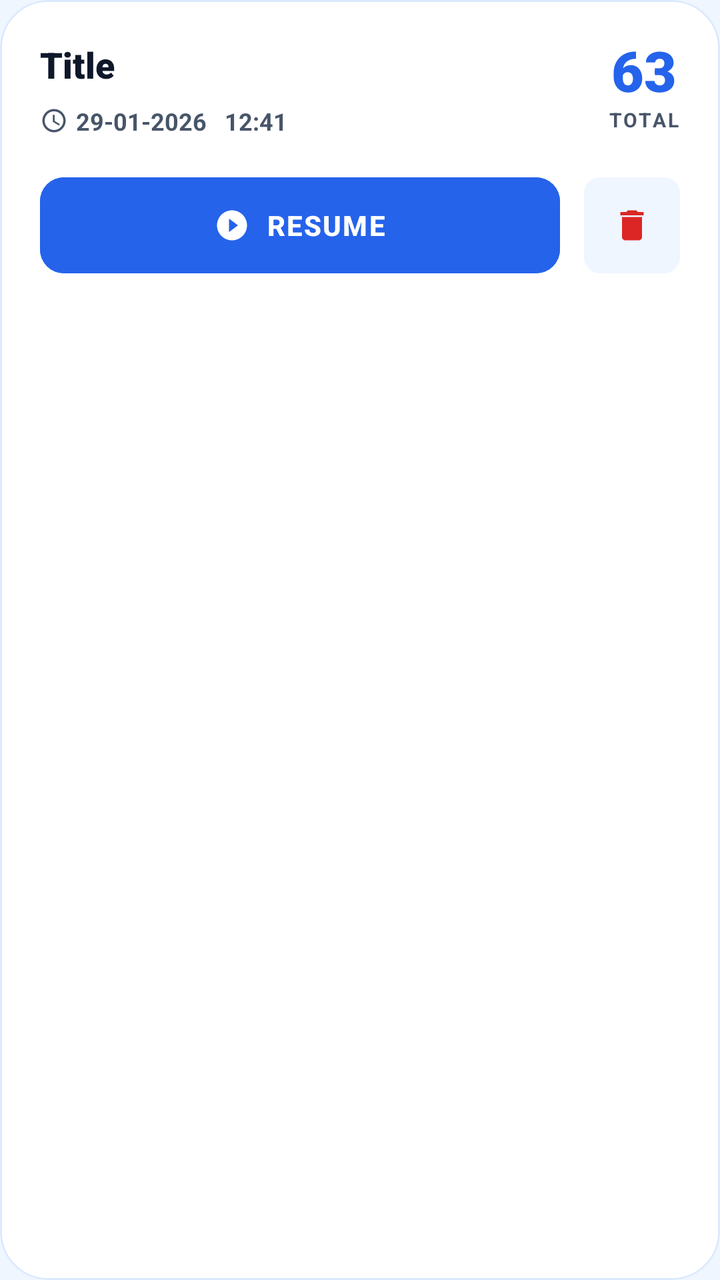
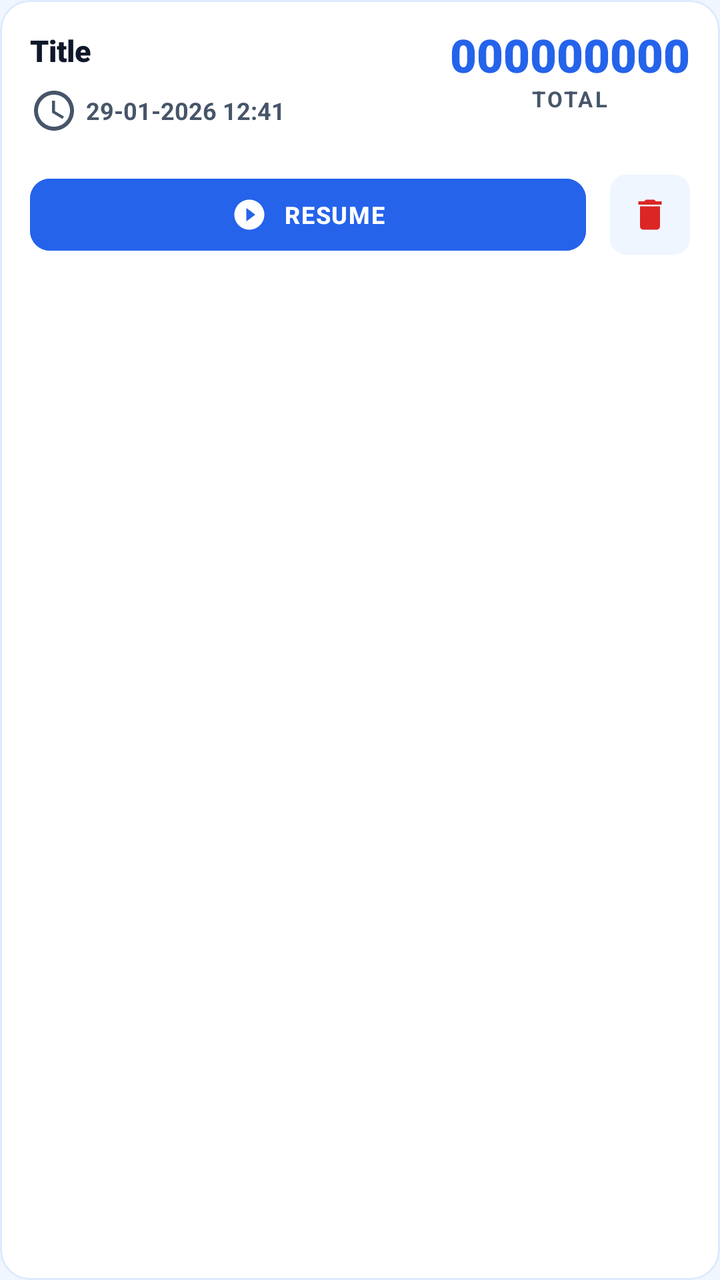

Before-and-after screenshots of an Android layout around one commit, followed by the original layout XML and the change that was made.
<!-- AndroidManifest.xml: application theme Theme.SmartTasbeeh -->
<!-- res/layout/item_saved_count.xml -->
<?xml version="1.0" encoding="utf-8"?>
<com.google.android.material.card.MaterialCardView xmlns:android="http://schemas.android.com/apk/res/android"
    xmlns:app="http://schemas.android.com/apk/res-auto"
    android:id="@+id/cardContainer"
    android:layout_width="match_parent"
    android:layout_height="wrap_content"
    android:layout_marginBottom="16dp"
    android:clickable="true"
    android:focusable="true"
    app:cardCornerRadius="24dp"
    app:cardElevation="0dp"
    app:strokeWidth="1dp"
    app:strokeColor="@color/card_stroke_color"
    app:cardBackgroundColor="@color/card_background">

    <LinearLayout
        android:layout_width="match_parent"
        android:layout_height="wrap_content"
        android:orientation="vertical"
        android:padding="20dp">

        
        <LinearLayout
            android:layout_width="match_parent"
            android:layout_height="wrap_content"
            android:orientation="horizontal">

            
            <LinearLayout
                android:layout_width="0dp"
                android:layout_height="wrap_content"
                android:layout_weight="1"
                android:orientation="vertical">

                <TextView
                    android:id="@+id/tvTitle"
                    android:layout_width="wrap_content"
                    android:layout_height="wrap_content"
                    android:text="Title"
                    android:textColor="@color/text_primary"
                    android:textSize="18sp"
                    android:fontFamily="sans-serif-black"
                    android:layout_marginBottom="8dp" />

                <LinearLayout
                    android:layout_width="wrap_content"
                    android:layout_height="wrap_content"
                    android:orientation="horizontal"
                    android:gravity="center_vertical">
                    
                     <ImageView
                        android:layout_width="14dp"
                        android:layout_height="14dp"
                        android:src="@drawable/ic_clock"
                        app:tint="@color/hint_text"
                        android:layout_marginEnd="4dp"/>
                        
                    <TextView
                        android:id="@+id/tvDate"
                        android:layout_width="wrap_content"
                        android:layout_height="wrap_content"
                        android:text="29-01-2026   12:41"
                        android:textColor="@color/text_secondary"
                        android:textSize="12sp"
                        android:textStyle="bold"/>
                </LinearLayout>

            </LinearLayout>

            
            <LinearLayout
                android:layout_width="wrap_content"
                android:layout_height="wrap_content"
                android:orientation="vertical"
                android:gravity="center_horizontal"
                android:layout_marginStart="16dp">

                <LinearLayout
                    android:layout_width="wrap_content"
                    android:layout_height="wrap_content"
                    android:orientation="horizontal"
                    android:gravity="center_vertical">
                    
                    <ImageView
                        android:id="@+id/ivPin"
                        android:layout_width="16dp"
                        android:layout_height="16dp"
                        android:src="@drawable/ic_pin"
                        app:tint="@color/tasbeeh_blue_primary"
                        android:visibility="gone"
                        android:layout_marginEnd="4dp"/>

                    <TextView
                        android:id="@+id/tvCount"
                    android:layout_width="wrap_content"
                    android:layout_height="wrap_content"
                    android:text="63"
                    android:textColor="@color/tasbeeh_blue_primary"
                    android:textSize="28sp"
                    android:fontFamily="sans-serif-black"
                        android:includeFontPadding="false"/>
                </LinearLayout>

                <TextView
                    android:layout_width="wrap_content"
                    android:layout_height="wrap_content"
                    android:text="TOTAL"
                    android:textColor="@color/text_secondary"
                    android:textSize="10sp"
                    android:textStyle="bold"
                    android:letterSpacing="0.1"/>
            </LinearLayout>

        </LinearLayout>
        
        
        <LinearLayout
             android:layout_width="match_parent"
             android:layout_height="wrap_content"
             android:orientation="horizontal"
             android:layout_marginTop="20dp"
             android:gravity="center_vertical">

             <Button
                 android:id="@+id/btnContinue"
                 android:layout_width="0dp"
                 android:layout_height="48dp"
                 android:layout_weight="1"
                 android:text="RESUME"
                 android:textAllCaps="true"
                 android:textColor="@color/white"
                 android:textSize="14sp"
                 android:textStyle="bold"
                 android:letterSpacing="0.05"
                 android:backgroundTint="@color/tasbeeh_blue_primary"
                 android:insetTop="0dp"
                 android:insetBottom="0dp"
                 android:layout_marginEnd="12dp"
                 app:icon="@drawable/ic_play_circle"
                 app:iconGravity="textStart"
                 app:iconPadding="8dp"
                 app:iconTint="@color/white"
                 app:cornerRadius="12dp"
                 style="@style/Widget.MaterialComponents.Button.UnelevatedButton"/>

             
             <FrameLayout
                 android:id="@+id/btnDelete"
                 android:layout_width="48dp"
                 android:layout_height="48dp"
                 android:background="@drawable/item_bg_shape"
                 android:backgroundTint="@color/icon_btn_bg"
                 android:clickable="true"
                 android:focusable="true">
                 
                 <ImageView
                    android:layout_width="20dp"
                    android:layout_height="20dp"
                    android:layout_gravity="center"
                    android:src="@drawable/ic_delete" 
                    app:tint="@color/delete_text"/>
             </FrameLayout>
        </LinearLayout>

    </LinearLayout>
</com.google.android.material.card.MaterialCardView>
<!-- resources referenced by this layout -->
<resources>
  <color name="card_background">#FFFFFF</color>
  <color name="card_stroke_color">#DBEAFE</color>
  <color name="delete_text">#DC2626</color>
  <color name="hint_text">#475569</color>
  <color name="icon_btn_bg">#EFF6FF</color>
  <color name="tasbeeh_blue_primary">#2563EB</color>
  <color name="text_primary">#0F172A</color>
  <color name="text_secondary">#475569</color>
  <color name="white">#FFFFFFFF</color>
  <!-- drawable ic_clock (drawable) -->
  <vector xmlns:android="http://schemas.android.com/apk/res/android"
      android:width="24dp"
      android:height="24dp"
      android:viewportWidth="24.0"
      android:viewportHeight="24.0">
      <path
          android:fillColor="@android:color/white"
          android:pathData="M11.99,2C6.47,2 2,6.48 2,12s4.47,10 9.99,10C17.52,22 22,17.52 22,12S17.52,2 11.99,2zM12,20c-4.42,0 -8,-3.58 -8,-8s3.58,-8 8,-8 8,3.58 8,8 -3.58,8 -8,8zM12.5,7H11v6l5.25,3.15 0.75,-1.23 -4.5,-2.67z"/>
  </vector>
  <!-- drawable ic_delete (drawable) -->
  <vector xmlns:android="http://schemas.android.com/apk/res/android"
      android:width="24dp"
      android:height="24dp"
      android:viewportWidth="24.0"
      android:viewportHeight="24.0">
      <path
          android:fillColor="@android:color/white"
          android:pathData="M6,19c0,1.1 0.9,2 2,2h8c1.1,0 2,-0.9 2,-2V7H6v12zM19,4h-3.5l-1,-1h-5l-1,1H5v2h14V4z"/>
  </vector>
  <!-- drawable ic_pin (drawable) -->
  <vector xmlns:android="http://schemas.android.com/apk/res/android"
      android:width="24dp"
      android:height="24dp"
      android:viewportWidth="24"
      android:viewportHeight="24"
      android:tint="?attr/colorControlNormal">
    <path
        android:fillColor="@android:color/white"
        android:pathData="M16,12V4H17V2H7V4H8V12L6,14V16H11V22H13V16H18V14L16,12Z"/>
  </vector>
  <!-- drawable ic_play_circle (drawable) -->
  <vector xmlns:android="http://schemas.android.com/apk/res/android"
      android:width="24dp"
      android:height="24dp"
      android:viewportWidth="24.0"
      android:viewportHeight="24.0">
      <path
          android:fillColor="@android:color/white"
          android:pathData="M12,2C6.48,2 2,6.48 2,12s4.48,10 10,10 10,-4.48 10,-10S17.52,2 12,2zM10,16.5v-9l6,4.5 -6,4.5z"/>
  </vector>
  <!-- drawable item_bg_shape (drawable) -->
  <?xml version="1.0" encoding="utf-8"?>
  <shape xmlns:android="http://schemas.android.com/apk/res/android"
      android:shape="rectangle">
      <solid android:color="@color/card_background" />
      <corners android:radius="8dp"/>
  </shape>
  <style name="Theme.SmartTasbeeh" parent="Base.Theme.SmartTasbeeh" />
  <style name="Base.Theme.SmartTasbeeh" parent="Theme.Material3.DayNight.NoActionBar">
          <item name="colorPrimary">@color/tasbeeh_blue_primary</item>
          <item name="colorPrimaryVariant">@color/tasbeeh_blue_dark</item>
          <item name="colorOnPrimary">@color/white</item>
  
          <item name="android:statusBarColor">@color/tasbeeh_blue_dark</item>
          <item name="android:windowLightStatusBar">false</item>
  
          <item name="android:windowBackground">@color/background_light</item>
          <item name="android:textColor">@color/text_primary</item>
      </style>
  <color name="tasbeeh_blue_dark">#1E3A8A</color>
  <color name="background_light">#EFF6FF</color>
</resources>

<!-- the commit's change to res/layout/item_saved_count.xml (unified diff, before → after) -->
@@ -4,10 +4,10 @@
     android:id="@+id/cardContainer"
     android:layout_width="match_parent"
     android:layout_height="wrap_content"
-    android:layout_marginBottom="16dp"
+    android:layout_marginBottom="10dp"
     android:clickable="true"
     android:focusable="true"
-    app:cardCornerRadius="24dp"
+    app:cardCornerRadius="15dp"
     app:cardElevation="0dp"
     app:strokeWidth="1dp"
     app:strokeColor="@color/card_stroke_color"
@@ -17,13 +17,14 @@
         android:layout_width="match_parent"
         android:layout_height="wrap_content"
         android:orientation="vertical"
-        android:padding="20dp">
+        android:padding="15dp">
 
         
         <LinearLayout
             android:layout_width="match_parent"
             android:layout_height="wrap_content"
-            android:orientation="horizontal">
+            android:orientation="horizontal"
+            android:baselineAligned="false">
 
             
             <LinearLayout
@@ -36,34 +37,24 @@
                     android:id="@+id/tvTitle"
                     android:layout_width="wrap_content"
                     android:layout_height="wrap_content"
-                    android:text="Title"
+                    android:text="@string/label_title_placeholder"
                     android:textColor="@color/text_primary"
-                    android:textSize="18sp"
+                    android:textSize="15sp"
                     android:fontFamily="sans-serif-black"
                     android:layout_marginBottom="8dp" />
 
-                <LinearLayout
+                <TextView
+                    android:id="@+id/tvDate"
                     android:layout_width="wrap_content"
                     android:layout_height="wrap_content"
-                    android:orientation="horizontal"
-                    android:gravity="center_vertical">
-                    
-                     <ImageView
-                        android:layout_width="14dp"
-                        android:layout_height="14dp"
-                        android:src="@drawable/ic_clock"
-                        app:tint="@color/hint_text"
-                        android:layout_marginEnd="4dp"/>
-                        
-                    <TextView
-                        android:id="@+id/tvDate"
-                        android:layout_width="wrap_content"
-                        android:layout_height="wrap_content"
-                        android:text="29-01-2026   12:41"
-                        android:textColor="@color/text_secondary"
-                        android:textSize="12sp"
-                        android:textStyle="bold"/>
-                </LinearLayout>
+                    android:text="@string/label_date_placeholder"
+                    android:textColor="@color/text_secondary"
+                    android:textSize="12sp"
+                    android:textStyle="bold"
+                    android:gravity="center_vertical"
+                    android:drawablePadding="4dp"
+                    app:drawableStartCompat="@drawable/ic_clock"
+                    app:drawableTint="@color/hint_text"/>
 
             </LinearLayout>
 
@@ -75,38 +66,25 @@
                 android:gravity="center_horizontal"
                 android:layout_marginStart="16dp">
 
-                <LinearLayout
+                <TextView
+                    android:id="@+id/tvCount"
                     android:layout_width="wrap_content"
                     android:layout_height="wrap_content"
-                    android:orientation="horizontal"
-                    android:gravity="center_vertical">
-                    
-                    <ImageView
-                        android:id="@+id/ivPin"
-                        android:layout_width="16dp"
-                        android:layout_height="16dp"
-                        android:src="@drawable/ic_pin"
-                        app:tint="@color/tasbeeh_blue_primary"
-                        android:visibility="gone"
-                        android:layout_marginEnd="4dp"/>
-
-                    <TextView
-                        android:id="@+id/tvCount"
-                    android:layout_width="wrap_content"
-                    android:layout_height="wrap_content"
-                    android:text="63"
+                    android:text="@string/label_count_placeholder"
                     android:textColor="@color/tasbeeh_blue_primary"
-                    android:textSize="28sp"
+                    android:textSize="23sp"
                     android:fontFamily="sans-serif-black"
-                        android:includeFontPadding="false"/>
-                </LinearLayout>
+                    android:includeFontPadding="false"
+                    android:gravity="center_vertical"
+                    android:drawablePadding="4dp"
+                    app:drawableTint="@color/tasbeeh_blue_primary"/>
 
                 <TextView
                     android:layout_width="wrap_content"
                     android:layout_height="wrap_content"
-                    android:text="TOTAL"
+                    android:text="@string/label_total"
                     android:textColor="@color/text_secondary"
-                    android:textSize="10sp"
+                    android:textSize="11sp"
                     android:textStyle="bold"
                     android:letterSpacing="0.1"/>
             </LinearLayout>
@@ -119,17 +97,19 @@
              android:layout_height="wrap_content"
              android:orientation="horizontal"
              android:layout_marginTop="20dp"
-             android:gravity="center_vertical">
+             android:gravity="center_vertical"
+             android:baselineAligned="false">
 
              <Button
                  android:id="@+id/btnContinue"
                  android:layout_width="0dp"
-                 android:layout_height="48dp"
+                 android:layout_height="36dp"
                  android:layout_weight="1"
-                 android:text="RESUME"
+                 android:maxWidth="320dp"
+                 android:text="@string/label_resume"
                  android:textAllCaps="true"
                  android:textColor="@color/white"
-                 android:textSize="14sp"
+                 android:textSize="12sp"
                  android:textStyle="bold"
                  android:letterSpacing="0.05"
                  android:backgroundTint="@color/tasbeeh_blue_primary"
@@ -140,25 +120,27 @@
                  app:iconGravity="textStart"
                  app:iconPadding="8dp"
                  app:iconTint="@color/white"
-                 app:cornerRadius="12dp"
+                 app:cornerRadius="10dp"
                  style="@style/Widget.MaterialComponents.Button.UnelevatedButton"/>
 
              
              <FrameLayout
                  android:id="@+id/btnDelete"
-                 android:layout_width="48dp"
-                 android:layout_height="48dp"
+                 android:layout_width="40dp"
+                 android:layout_height="40dp"
                  android:background="@drawable/item_bg_shape"
                  android:backgroundTint="@color/icon_btn_bg"
                  android:clickable="true"
-                 android:focusable="true">
+                 android:focusable="true"
+                 android:contentDescription="@string/cd_delete">
                  
                  <ImageView
                     android:layout_width="20dp"
                     android:layout_height="20dp"
                     android:layout_gravity="center"
                     android:src="@drawable/ic_delete" 
-                    app:tint="@color/delete_text"/>
+                    app:tint="@color/delete_text"
+                    android:contentDescription="@null" />
              </FrameLayout>
         </LinearLayout>
 
<!-- resource entries referenced after the edit -->
@@ -29,17 +29,6 @@
           android:fillColor="@android:color/white"
           android:pathData="M6,19c0,1.1 0.9,2 2,2h8c1.1,0 2,-0.9 2,-2V7H6v12zM19,4h-3.5l-1,-1h-5l-1,1H5v2h14V4z"/>
   </vector>
-  <!-- drawable ic_pin (drawable) -->
-  <vector xmlns:android="http://schemas.android.com/apk/res/android"
-      android:width="24dp"
-      android:height="24dp"
-      android:viewportWidth="24"
-      android:viewportHeight="24"
-      android:tint="?attr/colorControlNormal">
-    <path
-        android:fillColor="@android:color/white"
-        android:pathData="M16,12V4H17V2H7V4H8V12L6,14V16H11V22H13V16H18V14L16,12Z"/>
-  </vector>
   <!-- drawable ic_play_circle (drawable) -->
   <vector xmlns:android="http://schemas.android.com/apk/res/android"
       android:width="24dp"
@@ -57,6 +46,12 @@
       <solid android:color="@color/card_background" />
       <corners android:radius="8dp"/>
   </shape>
+  <string name="cd_delete">Delete</string>
+  <string name="label_count_placeholder">000000000</string>
+  <string name="label_date_placeholder">29-01-2026   12:41</string>
+  <string name="label_resume">RESUME</string>
+  <string name="label_title_placeholder">Title</string>
+  <string name="label_total">TOTAL</string>
   <style name="Theme.SmartTasbeeh" parent="Base.Theme.SmartTasbeeh" />
   <style name="Base.Theme.SmartTasbeeh" parent="Theme.Material3.DayNight.NoActionBar">
           <item name="colorPrimary">@color/tasbeeh_blue_primary</item>
